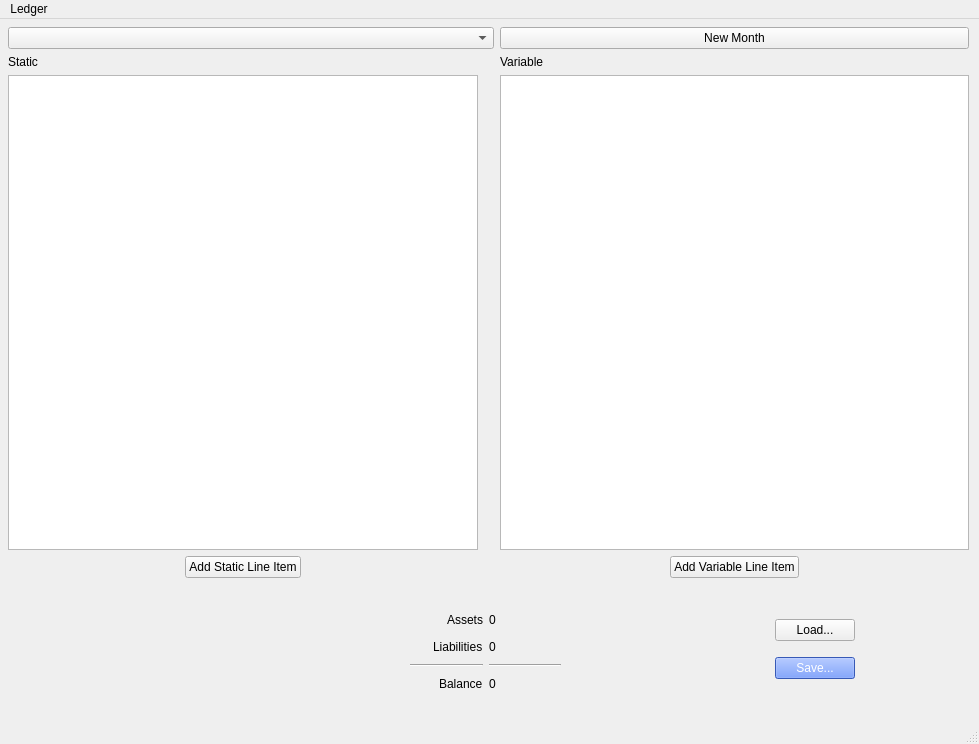
First picture: the form in resource/acc.ui, repository tmkontra/pymyledger, before the edit.
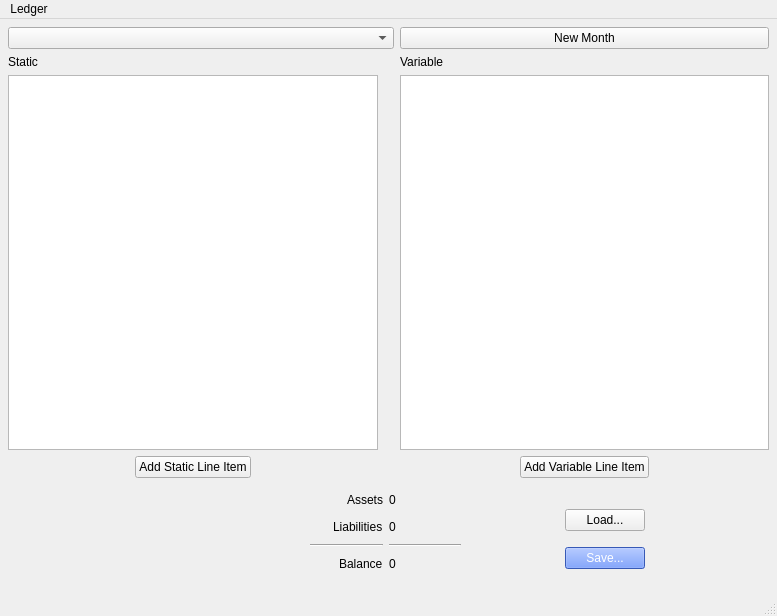
Second picture: the form after the edit.

Diff of the .ui file:
```diff
--- a/resource/acc.ui
+++ b/resource/acc.ui
@@ -6,10 +6,16 @@
    <rect>
     <x>0</x>
     <y>0</y>
-    <width>979</width>
-    <height>744</height>
+    <width>777</width>
+    <height>616</height>
    </rect>
   </property>
+  <property name="maximumSize">
+   <size>
+    <width>777</width>
+    <height>616</height>
+   </size>
+  </property>
   <property name="windowTitle">
    <string>MainWindow</string>
   </property>
@@ -19,8 +25,8 @@
      <rect>
       <x>8</x>
       <y>8</y>
-      <width>961</width>
-      <height>551</height>
+      <width>761</width>
+      <height>451</height>
      </rect>
     </property>
     <layout class="QGridLayout" name="grid" columnstretch="0,0,0">
@@ -93,8 +99,8 @@
    <widget class="QWidget" name="gridLayoutWidget_2">
     <property name="geometry">
      <rect>
-      <x>410</x>
-      <y>590</y>
+      <x>310</x>
+      <y>470</y>
       <width>151</width>
       <height>85</height>
      </rect>
@@ -161,8 +167,8 @@
    <widget class="QWidget" name="verticalLayoutWidget">
     <property name="geometry">
      <rect>
-      <x>730</x>
-      <y>590</y>
+      <x>520</x>
+      <y>480</y>
       <width>171</width>
       <height>81</height>
      </rect>
@@ -203,7 +209,7 @@
     <rect>
      <x>0</x>
      <y>0</y>
-     <width>979</width>
+     <width>777</width>
      <height>22</height>
     </rect>
    </property>
```
